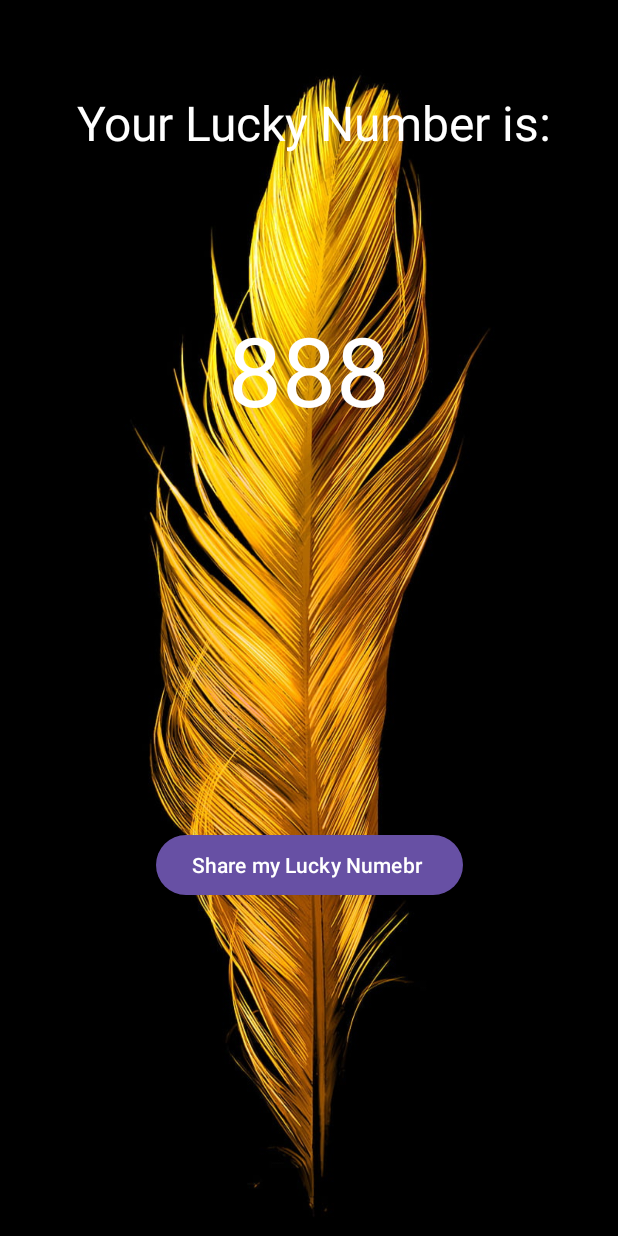
After one commit to Vaibhavbansal15/Android_APPs, an Android app: the SecondPage screen opened directly, with no data from a screen before it, on a phone screen of 412 x 824 dp. The commit adds this screen. Run offline under Robolectric (Android 15) with nearby library versions, the phone set to English and light mode, and no system bars.

Commit message:
Second Activity page

```diff
--- a/LuckyNumber/app/src/main/AndroidManifest.xml
+++ b/LuckyNumber/app/src/main/AndroidManifest.xml
@@ -13,6 +13,9 @@
         android:theme="@style/Theme.LuckyNumber"
         tools:targetApi="31">
         <activity
+            android:name=".SecondPage"
+            android:exported="false" />
+        <activity
             android:name=".MainActivity"
             android:exported="true">
             <intent-filter>
--- /dev/null
+++ b/LuckyNumber/app/src/main/java/com/example/luckynumber/SecondPage.java
@@ -0,0 +1,14 @@
+package com.example.luckynumber;
+
+import androidx.appcompat.app.AppCompatActivity;
+
+import android.os.Bundle;
+
+public class SecondPage extends AppCompatActivity {
+
+    @Override
+    protected void onCreate(Bundle savedInstanceState) {
+        super.onCreate(savedInstanceState);
+        setContentView(R.layout.activity_second_page);
+    }
+}
--- /dev/null
+++ b/LuckyNumber/app/src/main/res/layout/activity_second_page.xml
@@ -0,0 +1,44 @@
+<?xml version="1.0" encoding="utf-8"?>
+<androidx.constraintlayout.widget.ConstraintLayout xmlns:android="http://schemas.android.com/apk/res/android"
+    xmlns:app="http://schemas.android.com/apk/res-auto"
+    xmlns:tools="http://schemas.android.com/tools"
+    android:layout_width="match_parent"
+    android:layout_height="match_parent"
+    android:background="@drawable/background2"
+    tools:context=".SecondPage">
+
+    <TextView
+        android:id="@+id/textView1"
+        android:layout_width="wrap_content"
+        android:layout_height="wrap_content"
+        android:layout_marginTop="60dp"
+        android:layout_marginEnd="44dp"
+        android:text="Your Lucky Number is:"
+        android:textColor="@color/white"
+        android:textSize="32sp"
+        app:layout_constraintEnd_toEndOf="parent"
+        app:layout_constraintTop_toTopOf="parent" />
+
+    <TextView
+        android:id="@+id/textView2"
+        android:layout_width="wrap_content"
+        android:layout_height="wrap_content"
+        android:layout_marginTop="100dp"
+        android:text="888"
+        android:textColor="@color/white"
+        android:textSize="64sp"
+        app:layout_constraintEnd_toEndOf="parent"
+        app:layout_constraintStart_toStartOf="parent"
+        app:layout_constraintTop_toBottomOf="@+id/textView1" />
+
+    <Button
+        android:id="@+id/share_btn"
+        android:layout_width="wrap_content"
+        android:layout_height="wrap_content"
+        android:layout_marginBottom="223dp"
+        android:text="Share my Lucky Numebr "
+        app:layout_constraintBottom_toBottomOf="parent"
+        app:layout_constraintEnd_toEndOf="parent"
+        app:layout_constraintStart_toStartOf="parent" />
+
+</androidx.constraintlayout.widget.ConstraintLayout>
```
Also changed, not shown: LuckyNumber/app/src/main/java/com/example/luckynumber/MainActivity.java (+1 -11 lines), LuckyNumber/app/src/main/res/layout/activity_main.xml (+21 -15 lines).
